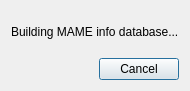
First picture: the form in src/dialogs/loading.ui, repository npwoods/bletchmame, before the edit.
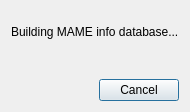
Second picture: the form after the edit.

```diff
--- a/src/dialogs/loading.ui
+++ b/src/dialogs/loading.ui
@@ -7,7 +7,7 @@
     <x>0</x>
     <y>0</y>
     <width>181</width>
-    <height>91</height>
+    <height>112</height>
    </rect>
   </property>
   <property name="windowTitle">
@@ -21,6 +21,19 @@
      </property>
     </widget>
    </item>
+   <item>
+    <widget class="QLabel" name="progressLabel">
+     <property name="sizePolicy">
+      <sizepolicy hsizetype="Preferred" vsizetype="Fixed">
+       <horstretch>0</horstretch>
+       <verstretch>0</verstretch>
+      </sizepolicy>
+     </property>
+     <property name="text">
+      <string/>
+     </property>
+    </widget>
+   </item>
    <item>
     <widget class="QDialogButtonBox" name="buttonBox">
      <property name="orientation">
```
